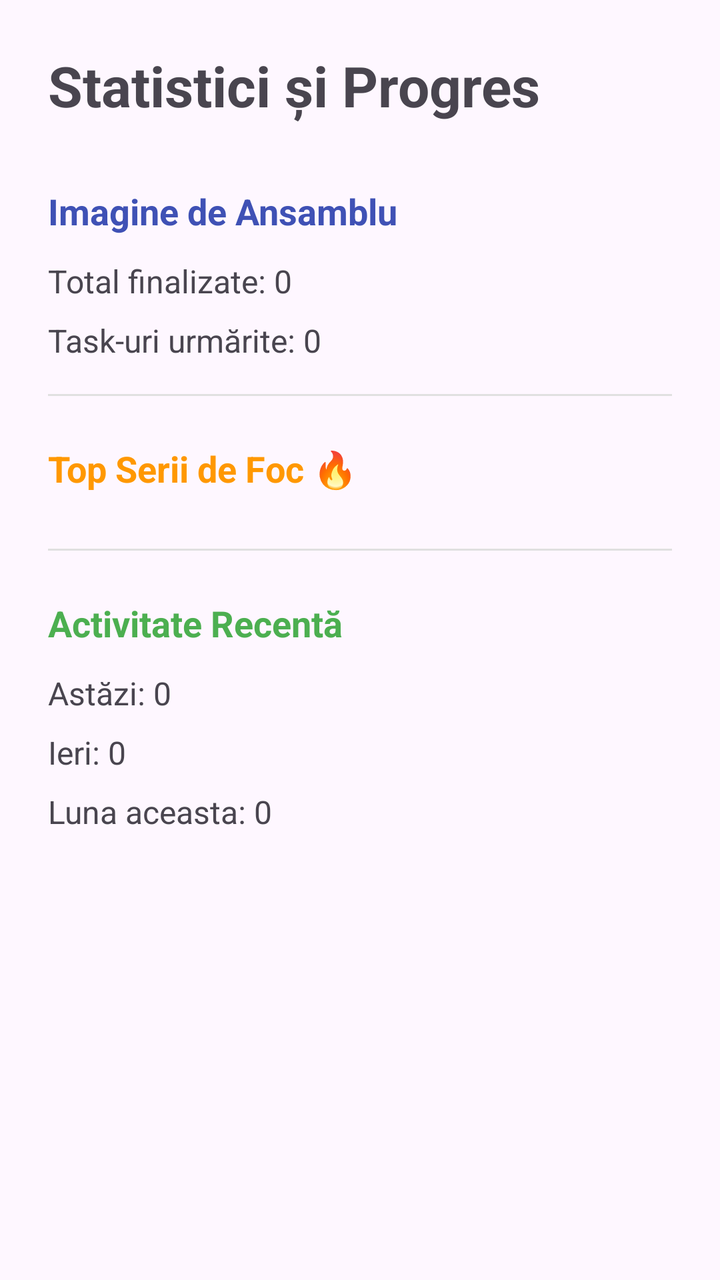
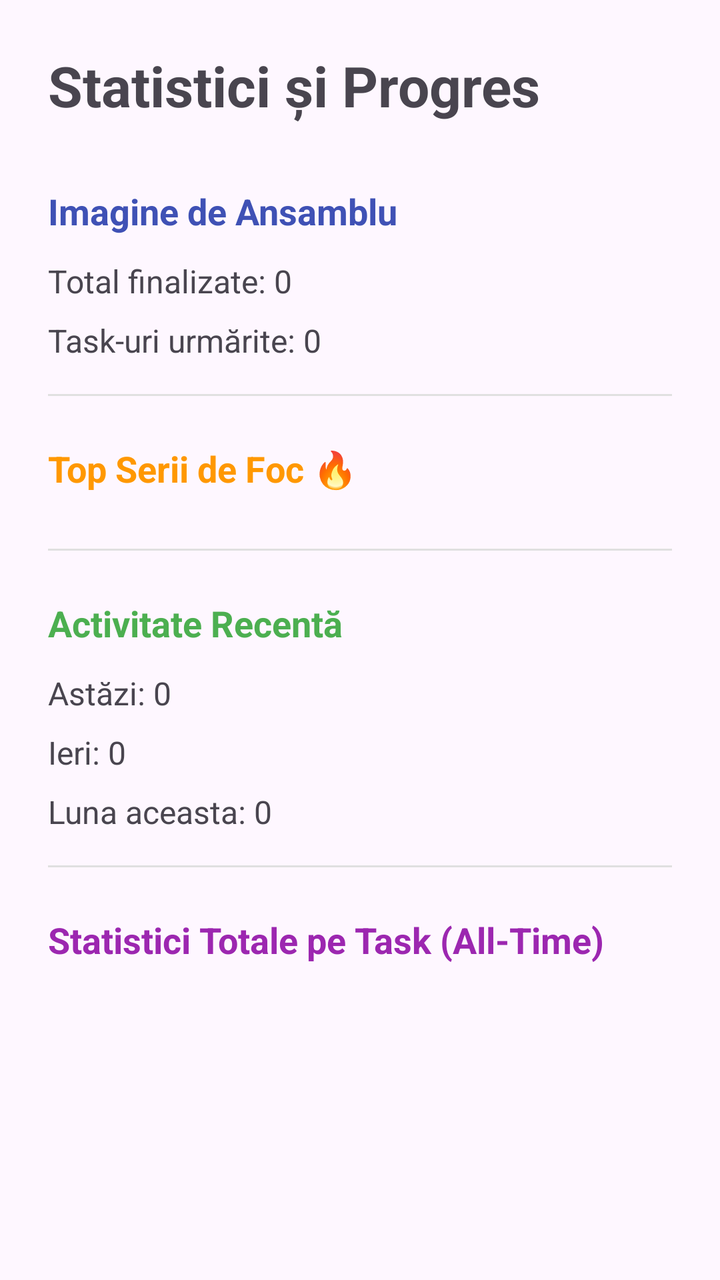

Two renders of the same Android screen: before a commit and after it. Below are the layout's source before the change and the commit's diff.
<!-- AndroidManifest.xml: application theme Theme.DailyFocus -->
<!-- res/layout/activity_stats.xml -->
<?xml version="1.0" encoding="utf-8"?>
<ScrollView xmlns:android="http://schemas.android.com/apk/res/android"
    android:layout_width="match_parent"
    android:layout_height="match_parent"
    android:padding="24dp"
    android:background="?android:attr/windowBackground">

    <LinearLayout
        android:layout_width="match_parent"
        android:layout_height="wrap_content"
        android:orientation="vertical">

        <TextView
            android:layout_width="wrap_content"
            android:layout_height="wrap_content"
            android:text="Statistici și Progres"
            android:textSize="28sp"
            android:textStyle="bold"
            android:layout_marginBottom="32dp"/>

        <TextView
            android:layout_width="wrap_content"
            android:layout_height="wrap_content"
            android:text="Imagine de Ansamblu"
            android:textSize="18sp"
            android:textStyle="bold"
            android:textColor="#3F51B5"
            android:layout_marginBottom="12dp"/>

        <TextView
            android:id="@+id/txtTotalCompletions"
            android:layout_width="wrap_content"
            android:layout_height="wrap_content"
            android:text="Total finalizate: 0"
            android:textSize="16sp"
            android:layout_marginBottom="8dp"/>

        <TextView
            android:id="@+id/txtActiveTasks"
            android:layout_width="wrap_content"
            android:layout_height="wrap_content"
            android:text="Task-uri urmărite: 0"
            android:textSize="16sp"
            android:layout_marginBottom="16dp"/>

        <View android:layout_width="match_parent" android:layout_height="1dp" android:background="#E0E0E0" android:layout_marginBottom="24dp"/>

        <TextView
            android:layout_width="wrap_content"
            android:layout_height="wrap_content"
            android:text="Top Serii de Foc 🔥"
            android:textSize="18sp"
            android:textStyle="bold"
            android:textColor="#FF9800"
            android:layout_marginBottom="12dp"/>

        <LinearLayout
            android:id="@+id/layoutStreaks"
            android:layout_width="match_parent"
            android:layout_height="wrap_content"
            android:orientation="vertical"
            android:layout_marginBottom="16dp"/>

        <View android:layout_width="match_parent" android:layout_height="1dp" android:background="#E0E0E0" android:layout_marginBottom="24dp"/>

        <TextView
            android:layout_width="wrap_content"
            android:layout_height="wrap_content"
            android:text="Activitate Recentă"
            android:textSize="18sp"
            android:textStyle="bold"
            android:textColor="#4CAF50"
            android:layout_marginBottom="12dp"/>

        <TextView
            android:id="@+id/txtToday"
            android:layout_width="wrap_content"
            android:layout_height="wrap_content"
            android:text="Astăzi: 0"
            android:textSize="16sp"
            android:layout_marginBottom="8dp"/>

        <TextView
            android:id="@+id/txtYesterday"
            android:layout_width="wrap_content"
            android:layout_height="wrap_content"
            android:text="Ieri: 0"
            android:textSize="16sp"
            android:layout_marginBottom="8dp"/>

        <TextView
            android:id="@+id/txtThisMonth"
            android:layout_width="wrap_content"
            android:layout_height="wrap_content"
            android:text="Luna aceasta: 0"
            android:textSize="16sp"/>

    </LinearLayout>
</ScrollView>
<!-- resources referenced by this layout -->
<resources>
  <style name="Theme.DailyFocus" parent="Base.Theme.DailyFocus" />
  <style name="Base.Theme.DailyFocus" parent="Theme.Material3.DayNight.NoActionBar">
          
          
      </style>
</resources>

<!-- the commit's change to res/layout/activity_stats.xml (unified diff, before → after) -->
@@ -93,7 +93,26 @@
             android:layout_width="wrap_content"
             android:layout_height="wrap_content"
             android:text="Luna aceasta: 0"
-            android:textSize="16sp"/>
+            android:textSize="16sp"
+            android:layout_marginBottom="16dp"/>
+
+        <View android:layout_width="match_parent" android:layout_height="1dp" android:background="#E0E0E0" android:layout_marginBottom="24dp"/>
+
+        <TextView
+            android:layout_width="wrap_content"
+            android:layout_height="wrap_content"
+            android:text="Statistici Totale pe Task (All-Time)"
+            android:textSize="18sp"
+            android:textStyle="bold"
+            android:textColor="#9C27B0"
+            android:layout_marginBottom="12dp"/>
+
+        <LinearLayout
+            android:id="@+id/layoutAllTimeStats"
+            android:layout_width="match_parent"
+            android:layout_height="wrap_content"
+            android:orientation="vertical"
+            android:layout_marginBottom="24dp"/>
 
     </LinearLayout>
 </ScrollView>
